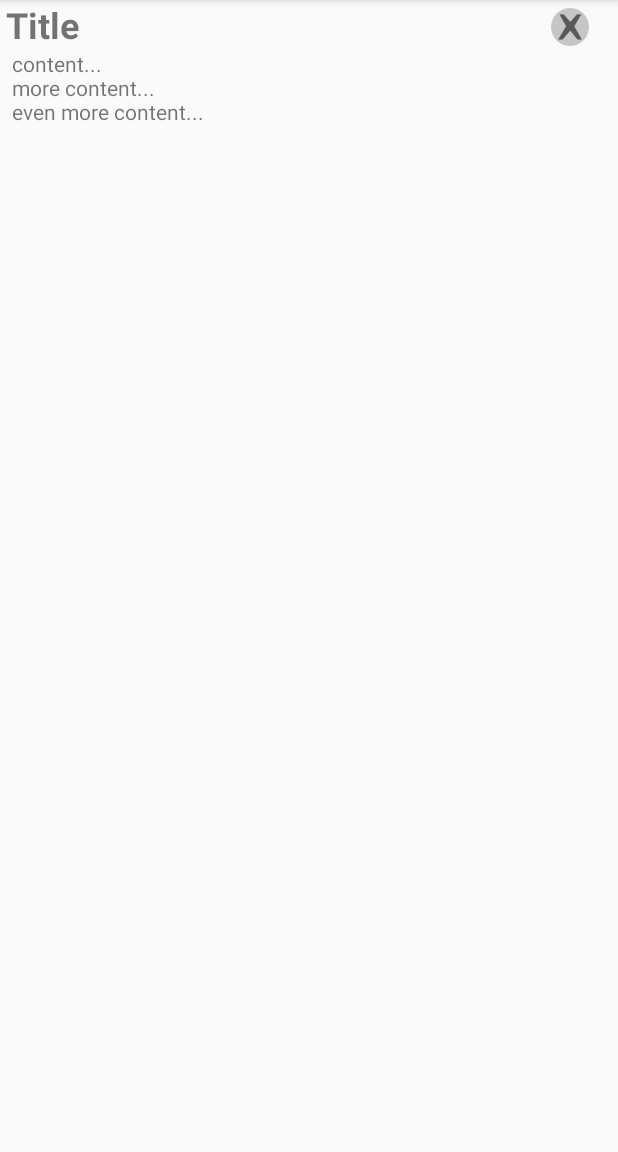
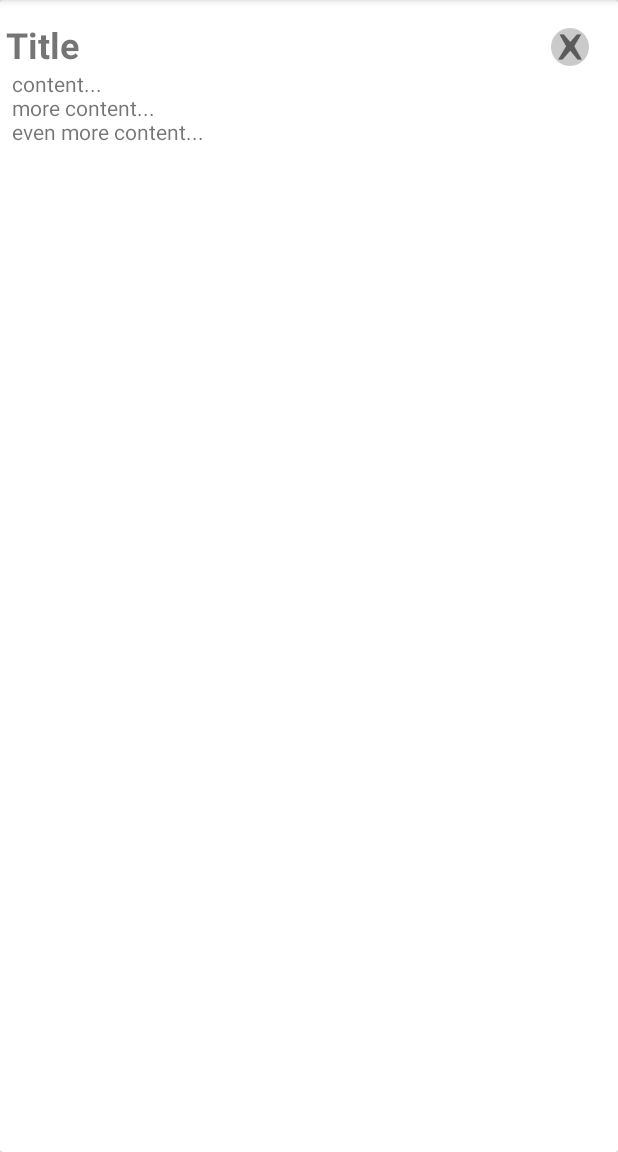
Before and after one commit to medakk/alternote, an Android app: the layout lvitem_note.xml on its own in the app's theme, with its tools: preview values and no code run, on a phone screen of 412 x 824 dp, the part 84-1236 px from its top. Run offline under Robolectric (Android 15) with nearby library versions, the phone set to English and light mode, and no system bars.

Commit message:
Using CardView

```diff
--- a/app/build.gradle
+++ b/app/build.gradle
@@ -22,4 +22,5 @@ android {
 dependencies {
     compile fileTree(dir: 'libs', include: ['*.jar'])
     compile 'com.android.support:appcompat-v7:22.2.0'
+    compile 'com.android.support:cardview-v7:22.2.0'
 }
--- a/app/src/main/java/com/medakk/alternote/ui/fragment/SimpleNoteFragment.java
+++ b/app/src/main/java/com/medakk/alternote/ui/fragment/SimpleNoteFragment.java
@@ -26,7 +26,6 @@ public class SimpleNoteFragment extends Fragment {
     public View onCreateView(LayoutInflater inflater, ViewGroup container, Bundle savedInstanceState) {
         final View v = inflater.inflate(R.layout.fragment_simple_note, container, false);
         final int noteIndex = getArguments().getInt(NoteActivity.BUNDLE_NOTE_INDEX, -1);
-
         final NoteManager noteManager = NoteManager.getNoteManager();
         note = noteManager.getNote(noteIndex);
 
--- a/app/src/main/res/layout/lvitem_note.xml
+++ b/app/src/main/res/layout/lvitem_note.xml
@@ -1,7 +1,12 @@
 <?xml version="1.0" encoding="utf-8"?>
-<RelativeLayout xmlns:android="http://schemas.android.com/apk/res/android"
+<android.support.v7.widget.CardView
+    xmlns:android="http://schemas.android.com/apk/res/android"
+    android:layout_width="match_parent"
+    android:layout_height="match_parent">
 
-                android:descendantFocusability="blocksDescendants"
+    <RelativeLayout android:descendantFocusability="blocksDescendants"
+                    android:paddingBottom="13dp"
+                    android:paddingTop="13dp"
                     android:layout_width="match_parent"
                     android:layout_height="match_parent">
 
@@ -39,3 +44,4 @@
             android:layout_height="wrap_content"/>
 
     </RelativeLayout>
+</android.support.v7.widget.CardView>
```
Also changed, not shown: 1 other file. Lines whose indentation alone changed are shown as unchanged.
